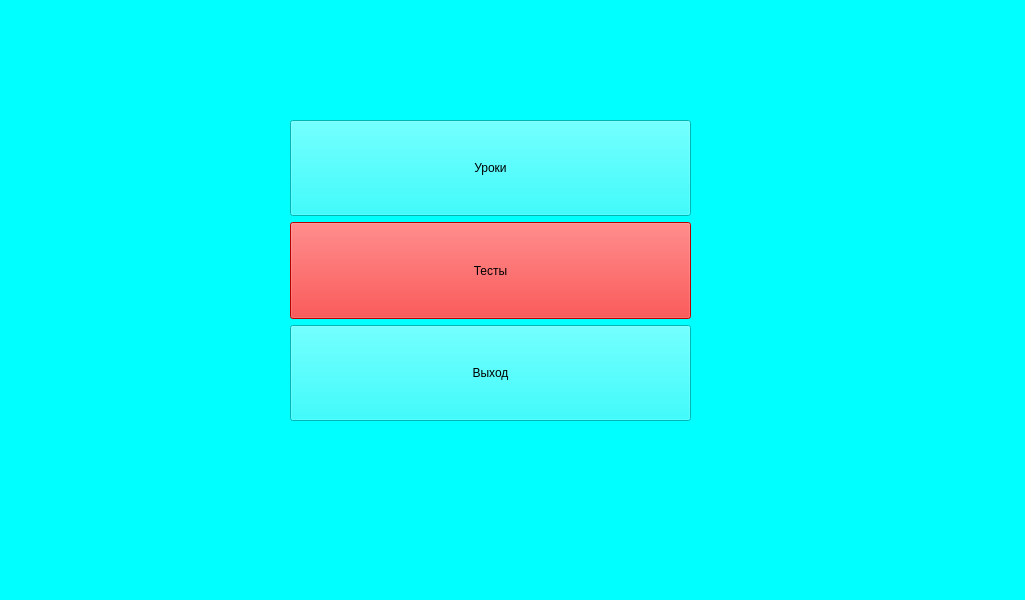
saHyok/School_Project, file ui/Start_Window.ui: the form before one commit.
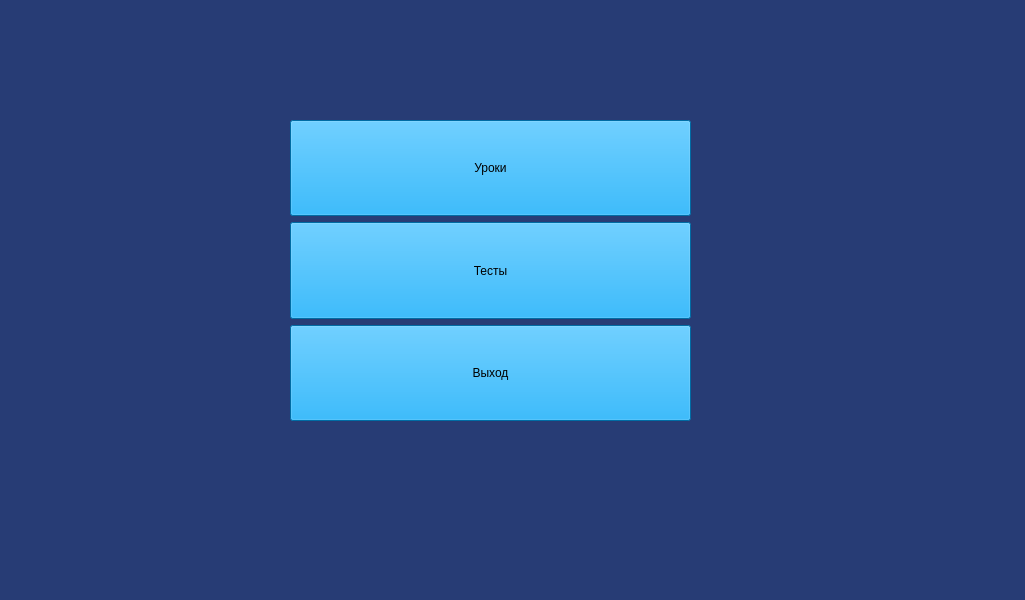
The form after the commit.

```diff
--- a/ui/Start_Window.ui
+++ b/ui/Start_Window.ui
@@ -14,7 +14,7 @@
    <string>MainWindow</string>
   </property>
   <property name="styleSheet">
-   <string notr="true">background-color: rgb(0, 255, 255);</string>
+   <string notr="true">background-color: rgb(39, 60, 117);</string>
   </property>
   <widget class="QWidget" name="centralwidget">
    <widget class="QWidget" name="layoutWidget">
@@ -38,6 +38,9 @@
          <verstretch>0</verstretch>
         </sizepolicy>
        </property>
+       <property name="styleSheet">
+        <string notr="true">background-color: rgb(0, 151, 230);</string>
+       </property>
        <property name="text">
         <string>Уроки</string>
        </property>
@@ -52,7 +55,7 @@
         </sizepolicy>
        </property>
        <property name="styleSheet">
-        <string notr="true">background-color: rgb(255, 0, 0);</string>
+        <string notr="true">background-color: rgb(0, 151, 230);</string>
        </property>
        <property name="text">
         <string>Тесты</string>
@@ -67,6 +70,9 @@
          <verstretch>0</verstretch>
         </sizepolicy>
        </property>
+       <property name="styleSheet">
+        <string notr="true">background-color: rgb(0, 151, 230);</string>
+       </property>
        <property name="text">
         <string>Выход</string>
        </property>
```
Left out of the diff: 10 changed lines with no effect on the pictures.
